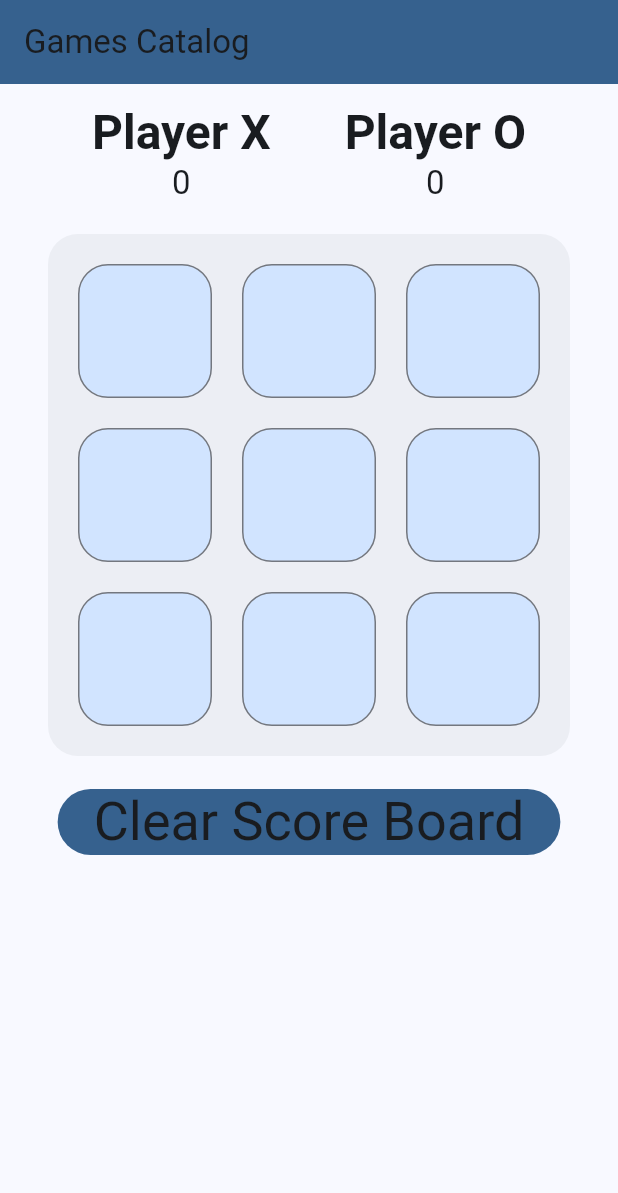
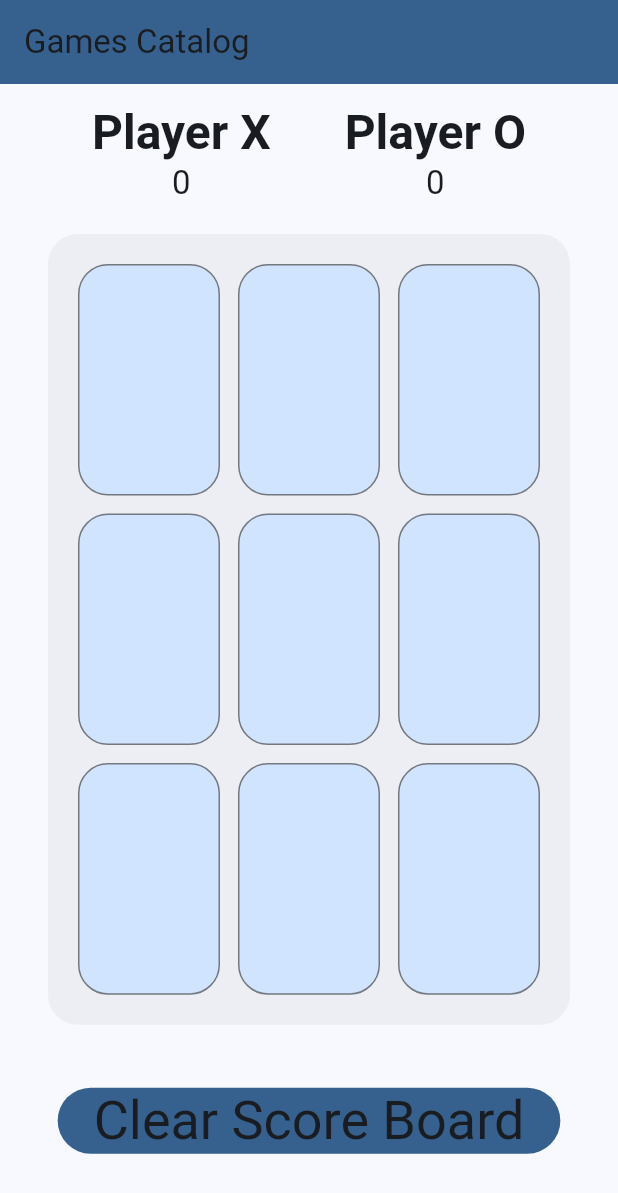
Before and after one commit to Ahmadu-Suleiman/FairGames, a Flutter app: the screen it shows after launch, on a phone screen of 412 x 824 dp. Shown: the top 1193 px of the screen. Run offline on Flutter 3.47's test engine with Material 3 defaults, Android fonts, the phone set to English and light mode, and no system bars.

Commit message:
add media queried sizes

```diff
--- a/lib/tic_tac_toe.dart
+++ b/lib/tic_tac_toe.dart
@@ -17,6 +17,8 @@ class _TicTacToeState extends State<TicTacToe> {
 
   @override
   Widget build(BuildContext context) {
+    Size size = MediaQuery.sizeOf(context);
+
     return Scaffold(
         appBar: AppBar(
             backgroundColor: Theme.of(context).colorScheme.primary,
@@ -59,15 +61,19 @@ class _TicTacToeState extends State<TicTacToe> {
                               Theme.of(context).colorScheme.surfaceContainer),
                       padding: const EdgeInsets.all(20),
                       child: GridView.count(
+                          childAspectRatio:
+                              (size.width - 60) / (size.height - 250),
                           shrinkWrap: true,
                           crossAxisCount: 3,
-                          crossAxisSpacing: 20,
-                          mainAxisSpacing: 20,
+                          crossAxisSpacing: 12,
+                          mainAxisSpacing: 12,
                           children: List.generate(
                               9,
                               (index) => GestureDetector(
                                   onTap: () => _tapped(index),
                                   child: Container(
+                                      width: 200,
+                                      height: 200,
                                       decoration: BoxDecoration(
                                           color: Theme.of(context)
                                               .colorScheme
@@ -83,8 +89,8 @@ class _TicTacToeState extends State<TicTacToe> {
                                               style: Theme.of(context)
                                                   .textTheme
                                                   .displayMedium
-                                                  ?.copyWith(
-                                                      fontWeight: FontWeight.bold)))))))),
+                                                  ?.copyWith(fontWeight: FontWeight.bold)))))))),
+                  const SizedBox(height: 20),
                   FilledButton.tonal(
                       style: ElevatedButton.styleFrom(
                           backgroundColor:
```
